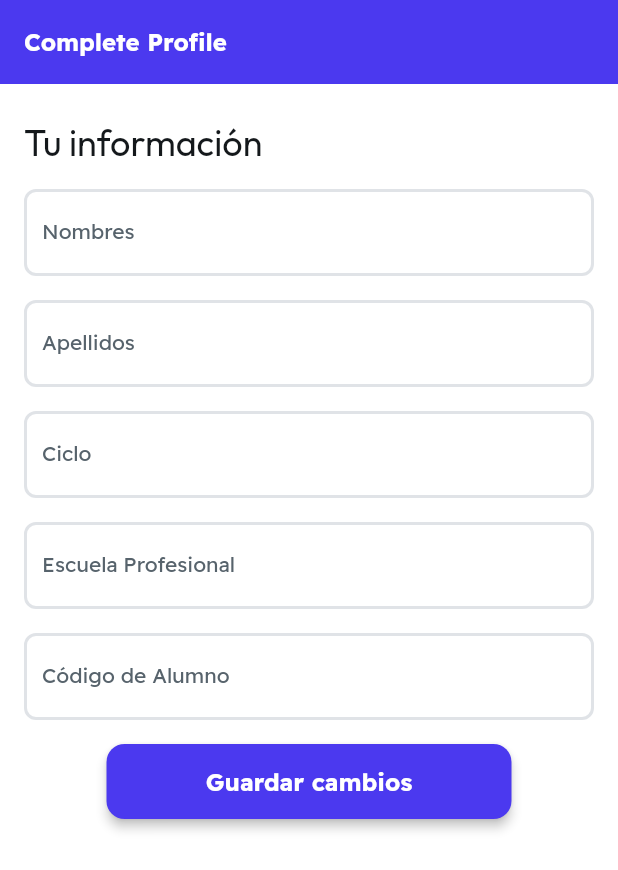
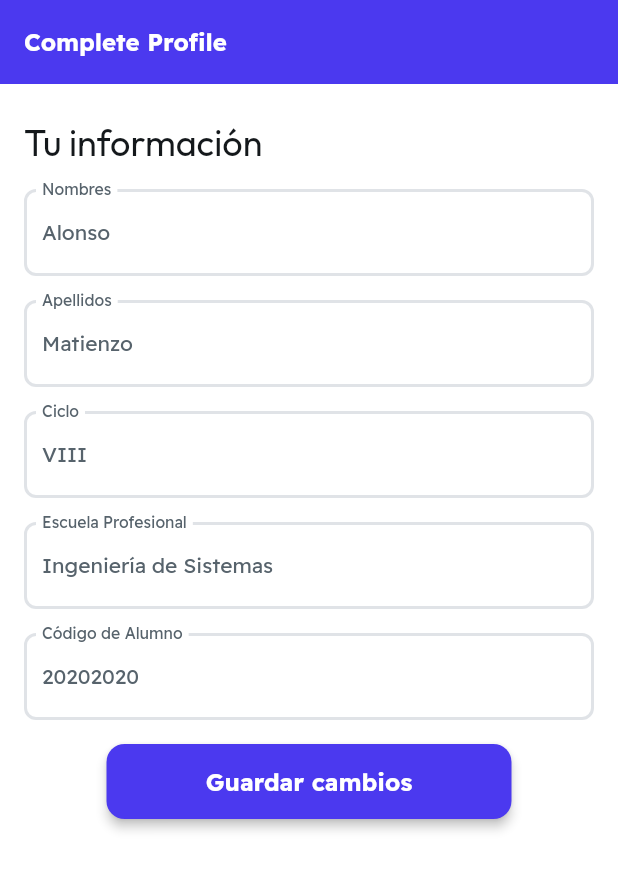
Before and after one commit to GuillermoCS09/Grupo3TAD, a Flutter app: the MiInformacion screen opened directly, on a phone screen of 412 x 824 dp. Shown: the top 870 px of the screen. Run offline on Flutter 3.47's test engine with Material 2 defaults, Android fonts, the phone set to English and light mode, and no system bars; our stand-ins replace in_app_review, rating_dialog.

Commit message:
Corrección de vista de Mi Información

```diff
--- a/lib/pages/mi_informacion.dart
+++ b/lib/pages/mi_informacion.dart
@@ -7,22 +7,32 @@ class MiInformacion extends StatefulWidget {
   _MiInformacionState createState() => _MiInformacionState ();
 }
 
-class _MiInformacionState
-    extends State<MiInformacion> {
-  late MiInformacionModel  _model;
+class _MiInformacionState extends State<MiInformacion> {
+  late MiInformacionModel _model;
+  final scaffoldKey = GlobalKey<ScaffoldState>();
 
-  final scaffoldKey = GlobalKey<ScaffoldState>();
+  String valor1 = "Alonso";
+  String valor2 = "Matienzo";
+  String valor3 = "VIII";
+  String valor4 = "Ingeniería de Sistemas";
+  String valor5 = "20202020";
 
   @override
   void initState() {
     super.initState();
     _model = MiInformacionModel();
 
-    _model.textController1 ??= TextEditingController();
-    _model.textController2 ??= TextEditingController();
-    _model.textController3 ??= TextEditingController();
-    _model.textController4 ??= TextEditingController();
-    _model.textController5 ??= TextEditingController();
+    // _model.textController1 ??= TextEditingController();
+    // _model.textController2 ??= TextEditingController();
+    // _model.textController3 ??= TextEditingController();
+    // _model.textController4 ??= TextEditingController();
+    // _model.textController5 ??= TextEditingController();
+
+    _model.textController1.text = valor1;
+    _model.textController2.text = valor2;
+    _model.textController3.text = valor3;
+    _model.textController4.text = valor4;
+    _model.textController5.text = valor5;
   }
 
   @override
@@ -162,7 +172,6 @@ class _MiInformacionState
                                     fontFamily: 'ReadexPro',
                                     color: Color(0xFF57636C)
                                 ),
-                                hintText: 'Apellidos',
                                 hintStyle: TextStyle(
                                     fontSize: 14,
                                     fontFamily: 'ReadexPro',
@@ -228,7 +237,6 @@ class _MiInformacionState
                                     fontFamily: 'ReadexPro',
                                     color: Color(0xFF57636C)
                                 ),
-                                hintText: 'Ciclo',
                                 hintStyle: TextStyle(
                                     fontSize: 14,
                                     fontFamily: 'ReadexPro',
@@ -294,7 +302,6 @@ class _MiInformacionState
                                     fontFamily: 'ReadexPro',
                                     color: Color(0xFF57636C)
                                 ),
-                                hintText: 'Escuela Profesional',
                                 hintStyle: TextStyle(
                                     fontSize: 14,
                                     fontFamily: 'ReadexPro',
@@ -360,7 +367,6 @@ class _MiInformacionState
                                     fontFamily: 'ReadexPro',
                                     color: Color(0xFF57636C)
                                 ),
-                                hintText: 'Código de Alumno',
                                 hintStyle: TextStyle(
                                     fontSize: 14,
                                     fontFamily: 'ReadexPro',
@@ -414,6 +420,11 @@ class _MiInformacionState
               ElevatedButton(
                 onPressed: () {
                   Navigator.pop(context);
+                  valor1 = _model.textController1.text;
+                  valor2 = _model.textController2.text;
+                  valor3 = _model.textController3.text;
+                  valor4 = _model.textController4.text;
+                  valor5 = _model.textController5.text;
                 },
                 child: Text(
                     'Guardar cambios',
@@ -448,11 +459,12 @@ class _MiInformacionState
 }
 
 class MiInformacionModel {
-  TextEditingController? textController1;
-  TextEditingController? textController2;
-  TextEditingController? textController3;
-  TextEditingController? textController4;
-  TextEditingController? textController5;
+  // TextEditingController? textController1;
+  TextEditingController textController1 = TextEditingController();
+  TextEditingController textController2 = TextEditingController();
+  TextEditingController textController3 = TextEditingController();
+  TextEditingController textController4 = TextEditingController();
+  TextEditingController textController5 = TextEditingController();
 
   // State field(s) for TextField widget.
   String? textController1Validator(BuildContext context, String? value) {
```
